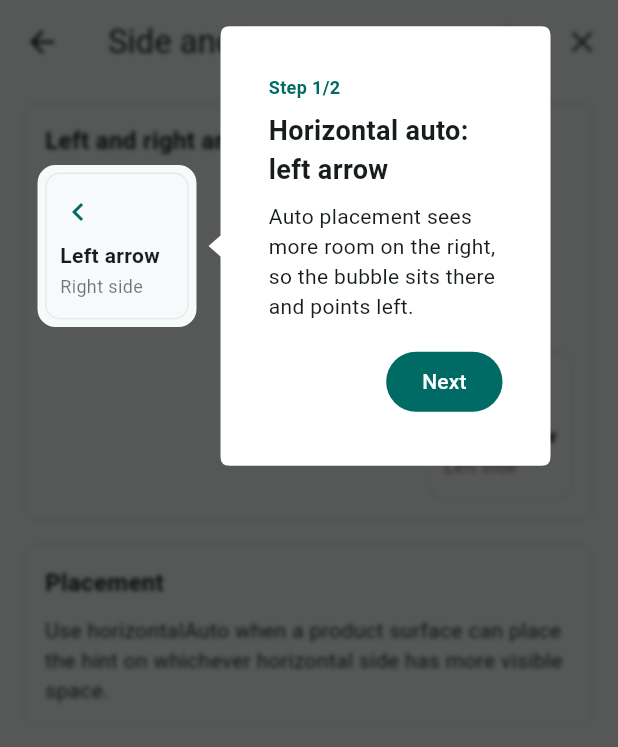
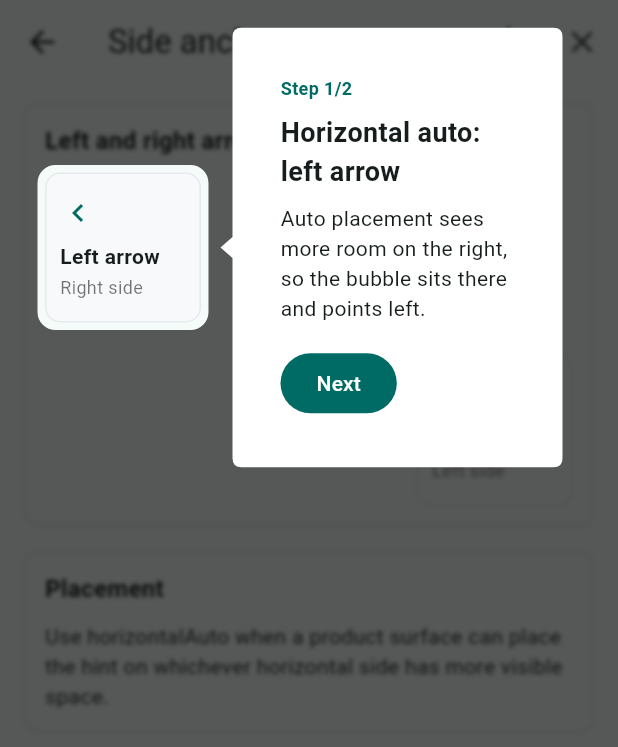
Before and after one commit to ModWU/spolight_guide, a Flutter app: the SideAnchorPage screen opened directly, on a phone screen of 412 x 824 dp. Shown: the top 747 px of the screen. Run offline on Flutter 3.47's test engine with Material 3 defaults, Android fonts, the phone set to English and light mode, and no system bars.

Commit message:
Fix side anchor demo overflow

```diff
--- a/example/lib/src/pages/side_anchor_page.dart
+++ b/example/lib/src/pages/side_anchor_page.dart
@@ -99,8 +99,8 @@
   Widget build(BuildContext context) {
     final ColorScheme scheme = Theme.of(context).colorScheme;
     return SizedBox(
-      width: 96,
-      height: 98,
+      width: 104,
+      height: 100,
       child: DecoratedBox(
         decoration: BoxDecoration(
           color: const Color(0xFFF7F9FA),
@@ -115,7 +115,15 @@
             children: <Widget>[
               Icon(icon, color: scheme.primary),
               const SizedBox(height: 7),
-              Text(title, style: const TextStyle(fontWeight: FontWeight.w700)),
+              FittedBox(
+                fit: BoxFit.scaleDown,
+                alignment: AlignmentDirectional.centerStart,
+                child: Text(
+                  title,
+                  maxLines: 1,
+                  style: const TextStyle(fontWeight: FontWeight.w700),
+                ),
+              ),
               const SizedBox(height: 2),
               FittedBox(
                 fit: BoxFit.scaleDown,
--- a/example/lib/src/widgets/guide_hint.dart
+++ b/example/lib/src/widgets/guide_hint.dart
@@ -78,13 +78,13 @@
             ),
           ),
           const SizedBox(height: 16),
-          Row(
-            mainAxisAlignment: MainAxisAlignment.end,
+          Wrap(
+            alignment: WrapAlignment.end,
+            spacing: 8,
+            runSpacing: 8,
             children: <Widget>[
-              if (onSecondary != null) ...<Widget>[
+              if (onSecondary != null)
                 TextButton(onPressed: onSecondary, child: const Text('Back')),
-                const SizedBox(width: 8),
-              ],
               FilledButton(onPressed: onPrimary, child: Text(primaryLabel)),
             ],
           ),
```
Also changed, not shown: doc/images/readme/basic_flow.gif, doc/images/readme/custom_anchors.gif, doc/images/readme/horizontal_auto_left.gif, doc/images/readme/horizontal_auto_right.gif, doc/images/readme/scroll_and_reveal.gif, 1 other file.
